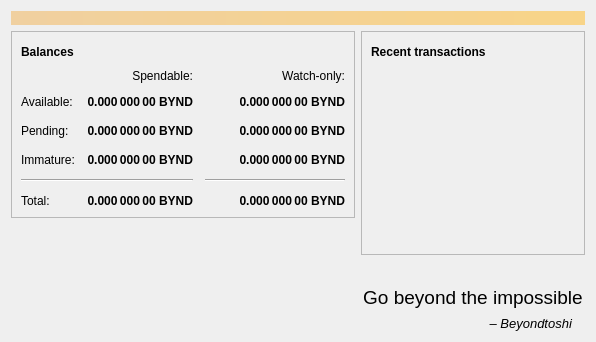
odeonus/beyondcoin-BYND, file src/qt/forms/overviewpage.ui: the form before one commit.
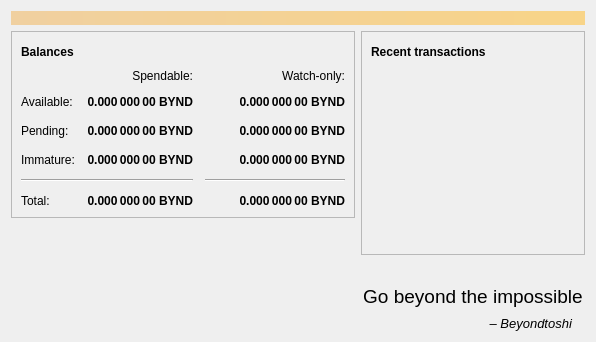
The form after the commit. Icons and pictures are not drawn.

Commit message: Fix quote position

Patch:
```diff
--- a/src/qt/forms/overviewpage.ui
+++ b/src/qt/forms/overviewpage.ui
@@ -581,7 +581,7 @@
          <property name="minimumSize">
           <size>
            <width>0</width>
-           <height>16</height>
+           <height>17</height>
           </size>
          </property>
          <property name="font">
```
